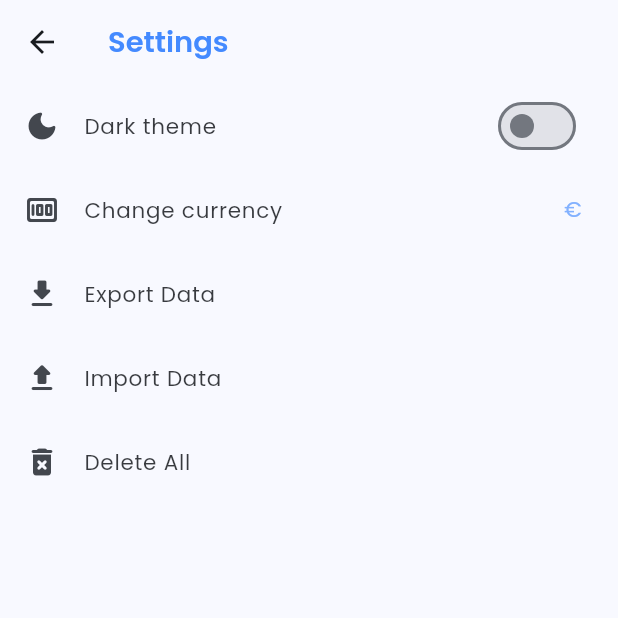
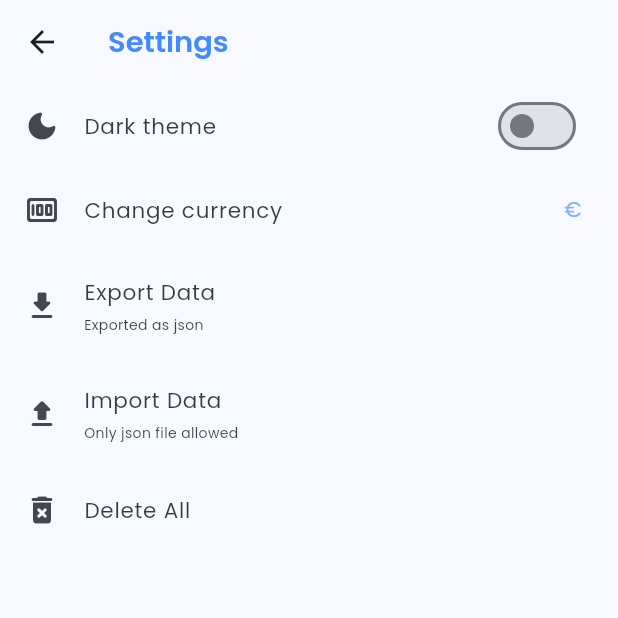
Before and after one commit to jyodesh10/MyTracker, a Flutter app: the SettingsPage screen opened directly with empty values, after a tap on "Import Data", on a phone screen of 412 x 824 dp, the top half of it. Run offline on Flutter 3.47's test engine with Material 3 defaults, Android fonts, the phone set to English and light mode, and no system bars; our stand-ins replace equatable, file_picker, fl_chart, flutter_bloc, google_fonts, isar and 3 more; missing offline and left inert: in_app_update, open_file_manager; accounts and stored records are empty; generated files the repository leaves out were written again; network calls fail.

Commit message:
first release to play store

```diff
--- a/lib/pages/settings_page.dart
+++ b/lib/pages/settings_page.dart
@@ -5,6 +5,7 @@ import 'dart:typed_data';
 import 'package:file_picker/file_picker.dart';
 import 'package:flutter/material.dart';
 import 'package:flutter_bloc/flutter_bloc.dart';
+import 'package:isar/isar.dart';
 import 'package:my_tracker/cubit/currency_cubit/currency_cubit.dart';
 import 'package:my_tracker/cubit/theme_cubit/theme_cubit.dart';
 import 'package:my_tracker/db_controller/db_controller.dart';
@@ -69,31 +70,42 @@ class _SettingsPageState extends State<SettingsPage> {
 
   importJson() async {
     FilePickerResult? result = await FilePicker.platform.pickFiles(
-      allowedExtensions: [],
+      allowedExtensions: ['json'],
       type: FileType.custom,
     );
 
     if (result != null) {
       File file = File(result.files.single.path!);
       Uint8List jsonBytes = file.readAsBytesSync();
-
-      // jsonDecode(await file.readAsString());
-      await DbController.importExpenses(jsonBytes).whenComplete(() {
+      try {
+        await DbController.importExpenses(jsonBytes);
         if (mounted) {
           ScaffoldMessenger.of(context).showSnackBar(
             SnackBar(
               backgroundColor: Colors.green,
               content: Text(
                 "Imported: ${result.files.single.name}",
+                style: lighttitlestyle(context).copyWith(color: Colors.white),
+              ),
+            ),
+          );
+          reloadDb();
+        }
+      } on IsarError catch (e) {
+        if(mounted) {
+          ScaffoldMessenger.of(context).showSnackBar(
+            SnackBar(
+              backgroundColor: Colors.red,
+              content: Text(
+                e.message.toString(),
                 style: lighttitlestyle(
                   context,
                 ).copyWith(color: Colors.white),
               ),
             ),
           );
-          reloadDb();
         }
-      });
+      }
     } else {
       // User canceled the picker
     }
@@ -206,6 +218,7 @@ class _SettingsPageState extends State<SettingsPage> {
               ListTile(
                 leading: Icon(Icons.download_rounded),
                 title: Text("Export Data", style: lighttitlestyle(context)),
+                subtitle: Text("Exported as json", style: lighttitlestyle(context).copyWith(fontSize: 12.5.sp)),
                 onTap: () async {
                   List<Map<String, dynamic>> data = await DbController()
                       .exportExpenses();
@@ -241,6 +254,7 @@ class _SettingsPageState extends State<SettingsPage> {
               ListTile(
                 leading: Icon(Icons.upload_rounded),
                 title: Text("Import Data", style: lighttitlestyle(context)),
+                subtitle: Text("Only json file allowed", style: lighttitlestyle(context).copyWith(fontSize: 12.5.sp)),
                 onTap: () {
                   importJson();
                 },
--- a/lib/pages/splash_page.dart
+++ b/lib/pages/splash_page.dart
@@ -40,7 +40,7 @@ class _SplashPageState extends State<SplashPage> {
               ),
             ),
             Text("My Tracker", style: titlestyle(context),),
-            Text("Track your expenses.", style: lighttitlestyle(context),),
+            // Text("Track your expenses.", style: lighttitlestyle(context),),
           ],
         ),
       ),
```
Also changed, not shown: 2 other files.
